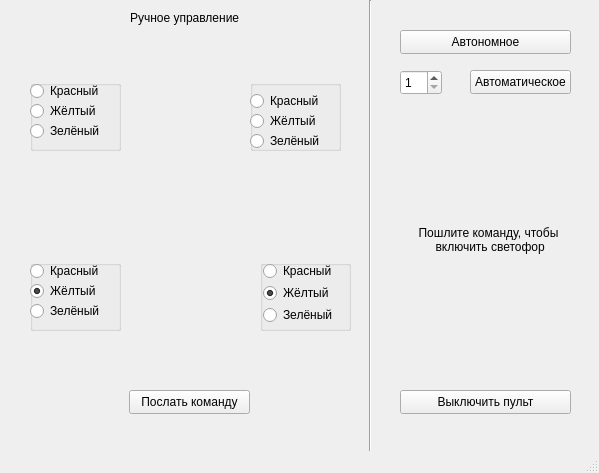
Y-T04KA/oop_kurs_remote, file TRemoteInterface.ui: the form before one commit.
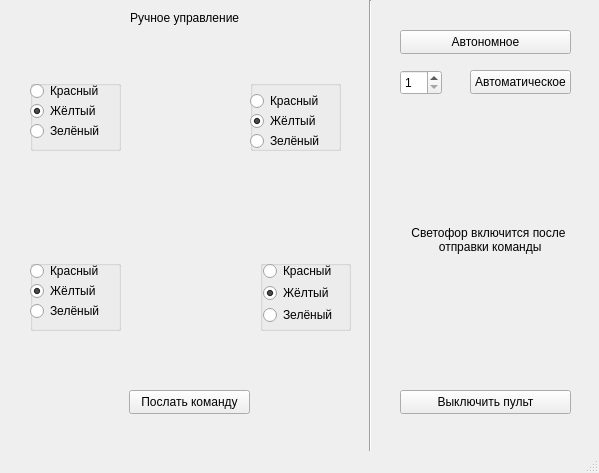
The form after the commit. Icons and pictures are not drawn.

Commit message: remote part now is mostly done

Diff of the .ui file:
```diff
--- a/TRemoteInterface.ui
+++ b/TRemoteInterface.ui
@@ -134,8 +134,8 @@
      </rect>
     </property>
     <property name="text">
-     <string>Пошлите команду, чтобы 
- включить светофор</string>
+     <string>Светофор включится после 
+ отправки команды</string>
     </property>
     <property name="alignment">
      <set>Qt::AlignCenter</set>
@@ -288,6 +288,9 @@
      <property name="text">
       <string>Жёлтый</string>
      </property>
+     <property name="checked">
+      <bool>true</bool>
+     </property>
     </widget>
     <widget class="QRadioButton" name="ul_green">
      <property name="geometry">
@@ -327,6 +330,9 @@
      <property name="text">
       <string>Жёлтый</string>
      </property>
+     <property name="checked">
+      <bool>true</bool>
+     </property>
     </widget>
     <widget class="QRadioButton" name="ur_green">
      <property name="geometry">
```
Left out of the diff: 73 changed lines with no effect on the pictures. The commit also changes 4 other files.
